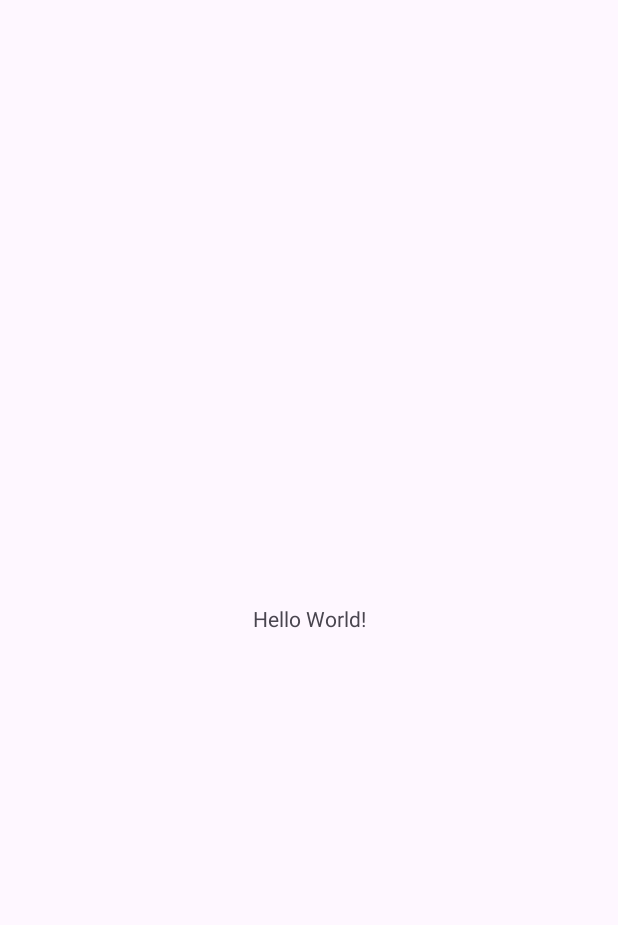
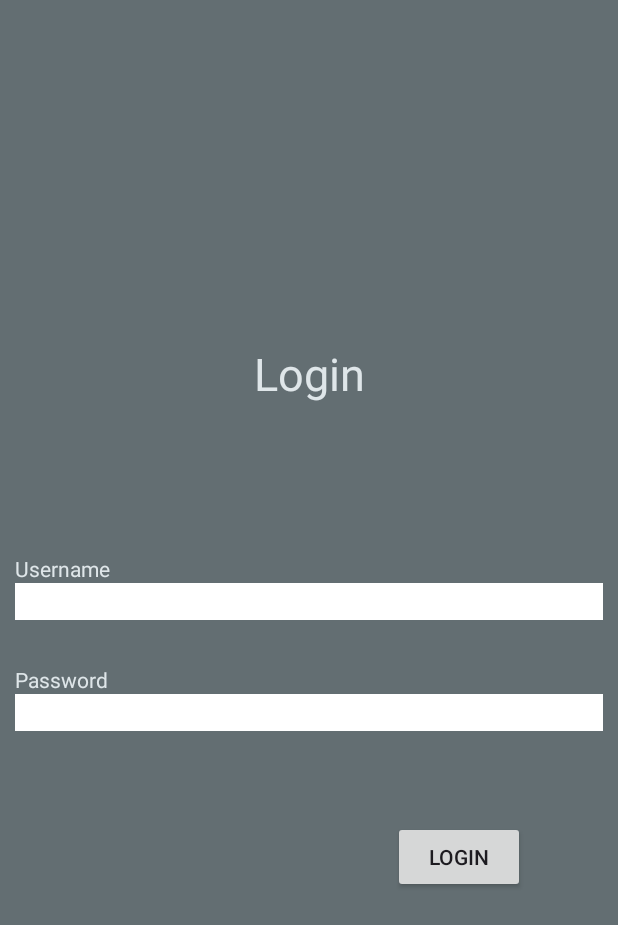
Before and after one commit to HarryThomas107/Movie-App, an Android app: the screen it shows after launch (MainActivity), on a phone screen of 412 x 824 dp. Before the commit the part shown is almost empty. Shown: the top 925 px of the screen. Run offline under Robolectric (Android 15) with nearby library versions, the phone set to English and light mode, and no system bars.

Commit message:
Login Screen Designed

```diff
--- a/app/src/main/java/com/example/movieapp/MainActivity.java
+++ b/app/src/main/java/com/example/movieapp/MainActivity.java
@@ -15,10 +15,6 @@ public class MainActivity extends AppCompatActivity {
         super.onCreate(savedInstanceState);
         EdgeToEdge.enable(this);
         setContentView(R.layout.activity_main);
-        ViewCompat.setOnApplyWindowInsetsListener(findViewById(R.id.main), (v, insets) -> {
-            Insets systemBars = insets.getInsets(WindowInsetsCompat.Type.systemBars());
-            v.setPadding(systemBars.left, systemBars.top, systemBars.right, systemBars.bottom);
-            return insets;
-        });
+
     }
 }
--- a/app/src/main/res/layout/activity_main.xml
+++ b/app/src/main/res/layout/activity_main.xml
@@ -1,19 +1,48 @@
-<?xml version="1.0" encoding="utf-8"?>
-<androidx.constraintlayout.widget.ConstraintLayout xmlns:android="http://schemas.android.com/apk/res/android"
-    xmlns:app="http://schemas.android.com/apk/res-auto"
-    xmlns:tools="http://schemas.android.com/tools"
-    android:id="@+id/main"
+<LinearLayout android:layout_height="match_parent"
     android:layout_width="match_parent"
-    android:layout_height="match_parent"
-    tools:context=".MainActivity">
-
+    android:orientation="vertical"
+    android:gravity="center"
+    android:background="#636e72"
+    xmlns:android="http://schemas.android.com/apk/res/android">
     <TextView
+        android:text="Login"
+        android:textColor="#dfe6e9"
+        android:textAlignment="center"
+        android:textSize="30dp"
+        android:layout_width="match_parent"
+        android:layout_height="wrap_content"/>
+    <TextView
+        android:layout_marginTop="100dp"
+        android:layout_marginLeft="10dp"
+        android:layout_marginRight="10dp"
+        android:text="Username"
+        android:textColor="#dfe6e9"
+        android:layout_width="match_parent"
+        android:layout_height="wrap_content"/>
+    <EditText
+        android:layout_marginLeft="10dp"
+        android:layout_marginRight="10dp"
+        android:background="#FFFFFF"
+        android:layout_width="match_parent"
+        android:layout_height="wrap_content"/>
+    <TextView
+        android:layout_marginTop="30dp"
+        android:layout_marginLeft="10dp"
+        android:layout_marginRight="10dp"
+        android:text="Password"
+        android:textColor="#dfe6e9"
+        android:layout_width="match_parent"
+        android:layout_height="wrap_content"/>
+    <EditText
+        android:layout_marginLeft="10dp"
+        android:layout_marginRight="10dp"
+        android:layout_marginBottom="60dp"
+        android:background="#FFFFFF"
+        android:layout_width="match_parent"
+        android:layout_height="wrap_content"/>
+    <androidx.appcompat.widget.AppCompatButton
+        android:text="Login"
+        android:layout_marginLeft="100dp"
         android:layout_width="wrap_content"
-        android:layout_height="wrap_content"
-        android:text="Hello World!"
-        app:layout_constraintBottom_toBottomOf="parent"
-        app:layout_constraintEnd_toEndOf="parent"
-        app:layout_constraintStart_toStartOf="parent"
-        app:layout_constraintTop_toTopOf="parent" />
-
-</androidx.constraintlayout.widget.ConstraintLayout>
+        android:layout_height="wrap_content"/>
+</LinearLayout>
```
